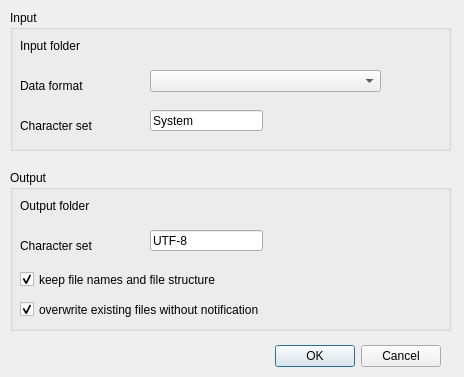
The window that encoding_converter/encoding_converter_dialog_base.ui (asdawn/QGIS-encoding) describes before a commit, drawn with Qt 5.
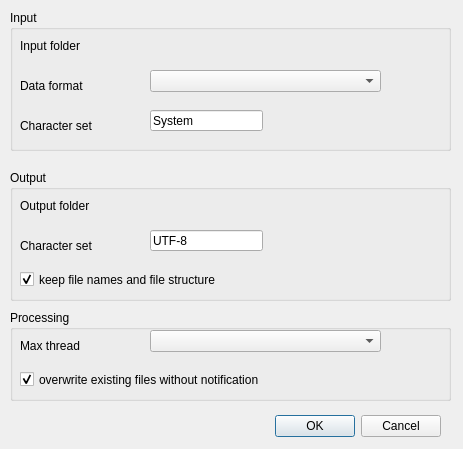
The same window after the commit. Custom widgets are drawn as their Qt base class.

Commit message:
Add thread number combobox
UI modification

The edit to the form file:
```diff
--- a/encoding_converter/encoding_converter_dialog_base.ui
+++ b/encoding_converter/encoding_converter_dialog_base.ui
@@ -6,8 +6,8 @@
    <rect>
     <x>0</x>
     <y>0</y>
-    <width>464</width>
-    <height>377</height>
+    <width>463</width>
+    <height>449</height>
    </rect>
   </property>
   <property name="windowTitle">
@@ -17,7 +17,7 @@
    <property name="geometry">
     <rect>
      <x>100</x>
-     <y>340</y>
+     <y>410</y>
      <width>341</width>
      <height>32</height>
     </rect>
@@ -141,7 +141,7 @@
      <x>10</x>
      <y>170</y>
      <width>441</width>
-     <height>161</height>
+     <height>131</height>
     </rect>
    </property>
    <property name="title">
@@ -227,11 +227,37 @@
      <string>UTF-8</string>
     </property>
    </widget>
+  </widget>
+  <widget class="QGroupBox" name="groupBoxProcessing">
+   <property name="geometry">
+    <rect>
+     <x>10</x>
+     <y>310</y>
+     <width>441</width>
+     <height>91</height>
+    </rect>
+   </property>
+   <property name="title">
+    <string>Processing</string>
+   </property>
+   <widget class="QLabel" name="label_output_path_2">
+    <property name="geometry">
+     <rect>
+      <x>10</x>
+      <y>20</y>
+      <width>111</width>
+      <height>31</height>
+     </rect>
+    </property>
+    <property name="text">
+     <string>Max thread</string>
+    </property>
+   </widget>
    <widget class="QCheckBox" name="overwrite">
     <property name="geometry">
      <rect>
       <x>10</x>
-      <y>130</y>
+      <y>60</y>
       <width>391</width>
       <height>19</height>
      </rect>
@@ -249,6 +275,28 @@
      <bool>true</bool>
     </property>
    </widget>
+   <widget class="QComboBox" name="threads">
+    <property name="geometry">
+     <rect>
+      <x>140</x>
+      <y>20</y>
+      <width>231</width>
+      <height>22</height>
+     </rect>
+    </property>
+    <property name="toolTip">
+     <string>Threads to use</string>
+    </property>
+    <property name="editable">
+     <bool>false</bool>
+    </property>
+    <property name="currentIndex">
+     <number>-1</number>
+    </property>
+    <property name="maxCount">
+     <number>100</number>
+    </property>
+   </widget>
   </widget>
  </widget>
  <customwidgets>
```
The commit also changes 3 other files.
